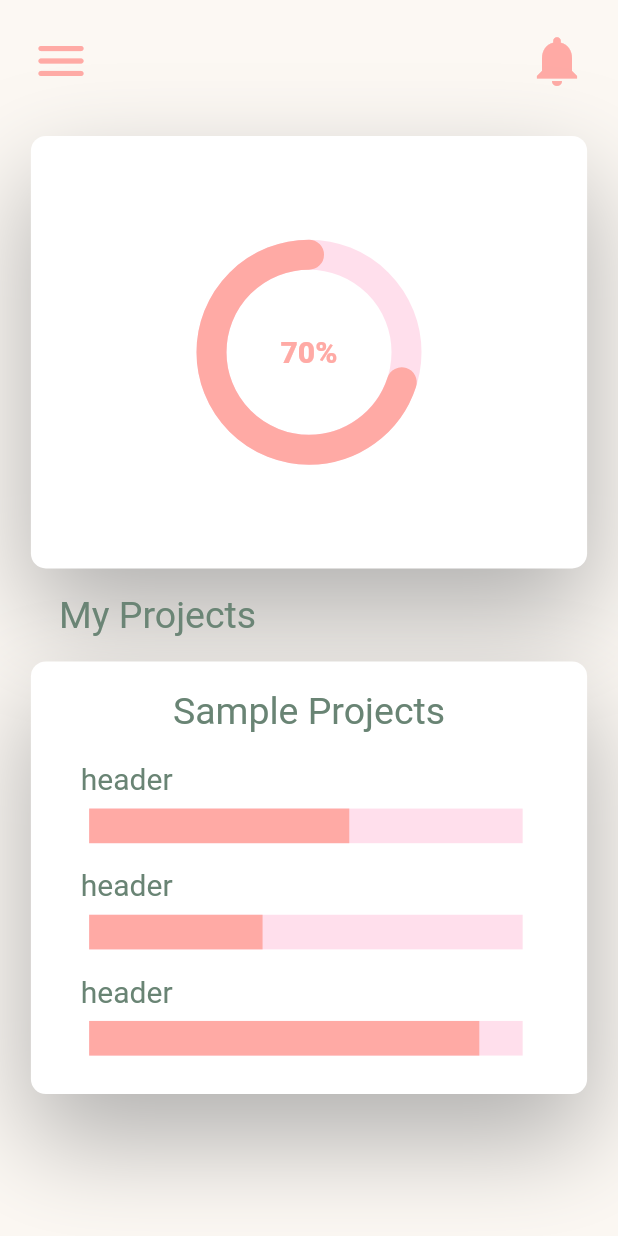
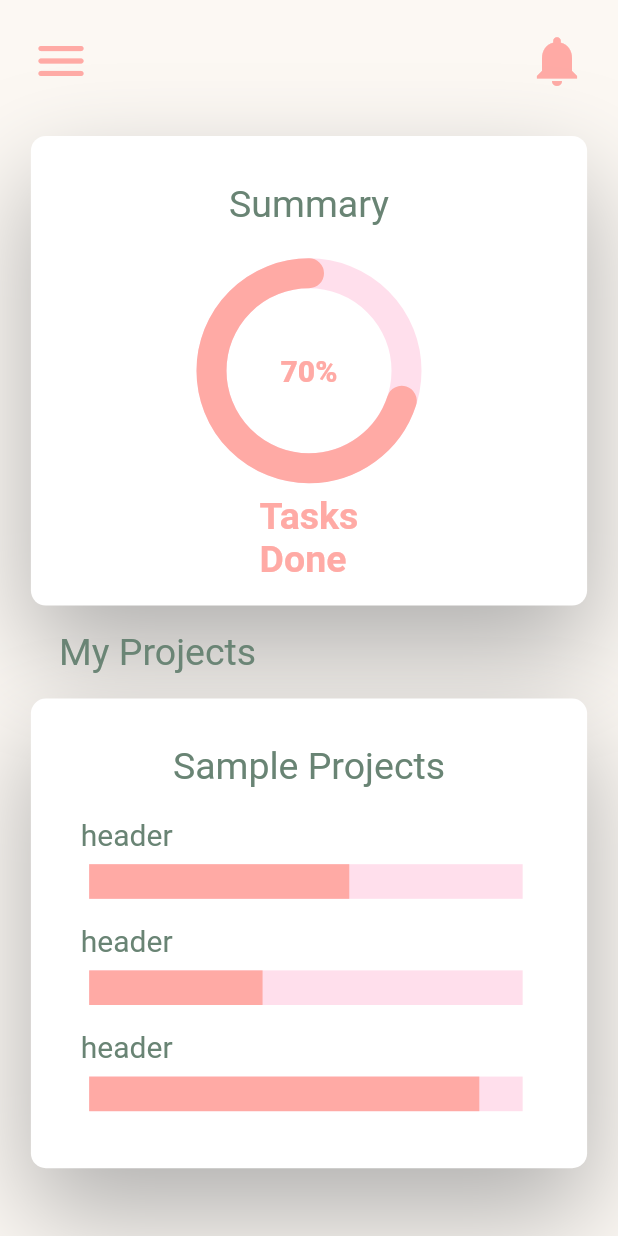
Before and after one commit to ehsankkk1/PlanVite, a Flutter app: the screen it shows after launch, on a phone screen of 412 x 824 dp. Run offline on Flutter 3.47's test engine with Material 2 defaults, Android fonts, the phone set to English and light mode, and no system bars; drawn by our look-alikes of flutter_zoom_drawer, percent_indicator; our stand-ins replace flutter_easyloading, get.

Commit message:
home commit

```diff
--- a/lib/screens/home/home_screen.dart
+++ b/lib/screens/home/home_screen.dart
@@ -66,7 +66,15 @@ class _MainScreen extends StatelessWidget {
                 Stack(
                   alignment: Alignment.center,
                   children: [
-                    WhiteBox(height*0.35,double.infinity),
+                    WhiteBox(height*0.38,double.infinity),
+                    Padding(
+                      padding: EdgeInsets.only(bottom: height*0.27),
+                      child: Text('Summary',
+                        style: TextStyle(
+                          fontSize: 25,
+                          color: kWritings,
+                        ),),
+                    ),
                     CircularPercentIndicator(
                       animation: true,
                       circularStrokeCap: CircularStrokeCap.round,
@@ -77,6 +85,15 @@ class _MainScreen extends StatelessWidget {
                       lineWidth: 20.0,
                       percent: 0.7,
                       center: new Text("70%",style: TextStyle(fontSize: 20,color: kMainPink,fontWeight: FontWeight.w900),),
+                    ),
+                    Padding(
+                      padding: EdgeInsets.only(top: height*0.27,left: width*0.37,right: width*0.23),
+                      child: Text('Tasks Done',
+                        style: TextStyle(
+                          fontSize: 25,
+                          color: kMainPink,
+                          fontWeight: FontWeight.bold,
+                        ),),
                     ),
                   ],
                 ),
@@ -93,7 +110,7 @@ class _MainScreen extends StatelessWidget {
                   alignment: Alignment.center,
                   children: [
 
-                    WhiteBox(height*0.35,double.infinity),
+                    WhiteBox(height*0.38,double.infinity),
                     Padding(
                       padding: EdgeInsets.only(bottom: height*0.27),
                       child: Text('Sample Projects',
```
